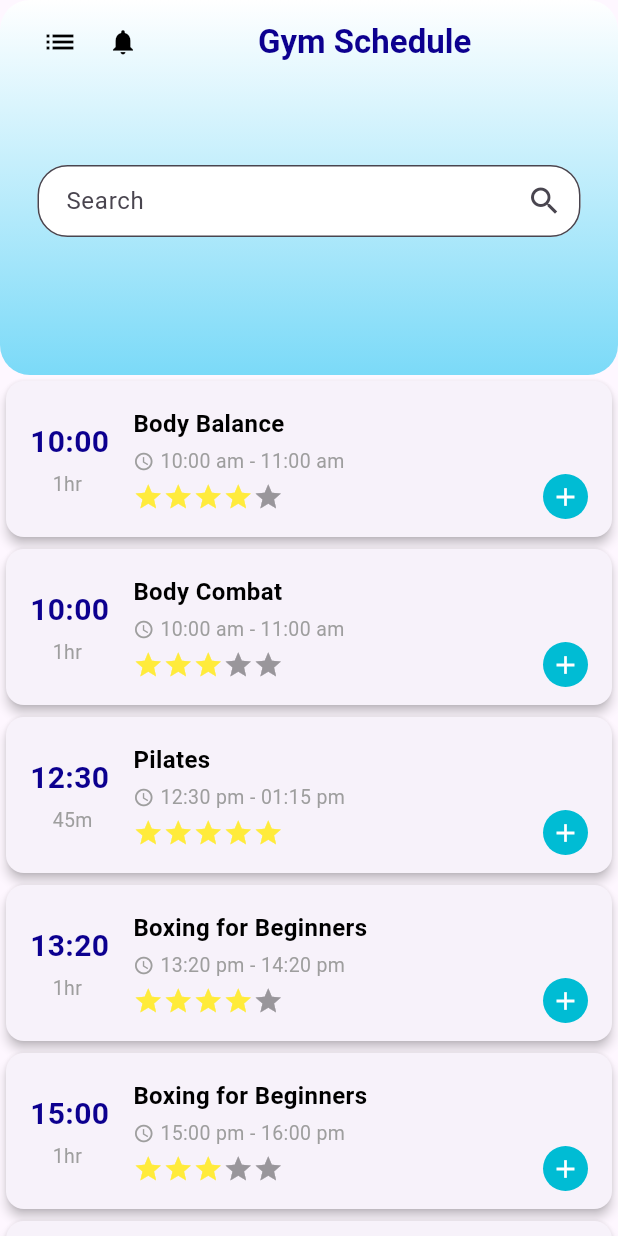
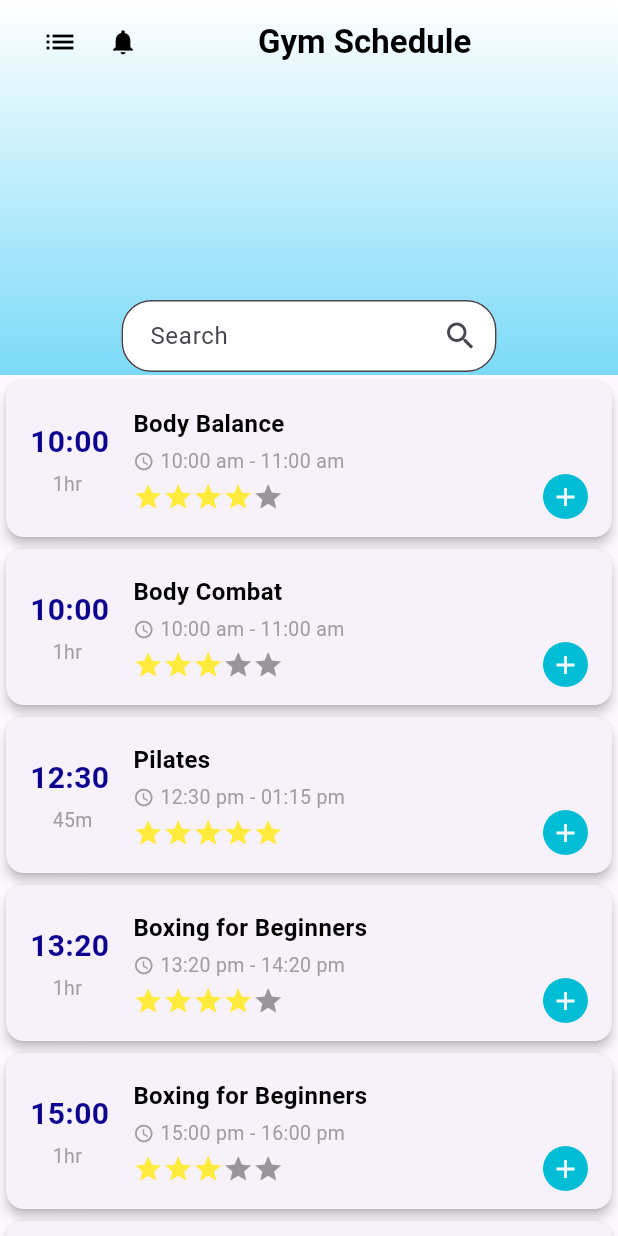
Before and after one commit to RRTeoh/Mobile, a Flutter app: the SearchCourse screen opened directly, on a phone screen of 412 x 824 dp. Run offline on Flutter 3.47's test engine with Material 3 defaults, Android fonts, the phone set to English and light mode, and no system bars; drawn by our look-alikes of flutter_rating_bar; our stand-ins replace percent_indicator.

Commit message:
schedule

```diff
--- a/lib/screens/membership.dart
+++ b/lib/screens/membership.dart
@@ -202,7 +202,7 @@ class _ProfilePageState extends State<ProfilePage> {
               height: double.infinity,
               color: Colors.transparent,
             )
-          )
+          ),
         ],
       ),
     );
--- a/lib/screens/schedule_page.dart
+++ b/lib/screens/schedule_page.dart
@@ -81,7 +81,8 @@ class _SearchCourseState extends State<SearchCourse>
                 style: TextStyle(
                   fontSize: 22,
                   fontWeight: FontWeight.bold,
-                            color: const Color.fromARGB(255, 12, 0, 143)
+                  color: Colors.black,
+                  //color: const Color.fromARGB(255, 12, 0, 143)
                 )
               )
             ],
@@ -100,7 +101,7 @@ class _SearchCourseState extends State<SearchCourse>
                  // 0.9, // blue part
                 //],
               ),
-              borderRadius: BorderRadius.circular(20),
+              //borderRadius: BorderRadius.circular(20),
             ),
               child: Padding(
                 padding: const EdgeInsets.only(left:20, right:20),
@@ -125,28 +126,32 @@ class _SearchCourseState extends State<SearchCourse>
                     //     )
                     //   ],
                     // ),
-                    SizedBox(height: 100),
+                    SizedBox(height: 190),
                     Padding(
                       padding: const EdgeInsets.all(5),
                       child: Column(
                         children: [
-                         TextField(
+                        Center(
+                        child:
+                          Container(
+                            width: 250, // Set your desired width here
+                            child: TextField(
                               onChanged: (value) => _runFilter(value),
                               decoration: InputDecoration(
                                 filled: true,
                                 fillColor: Colors.white,
-                            contentPadding:
-                            const EdgeInsets.symmetric(vertical: 10.0, horizontal: 15),
+                                contentPadding: const EdgeInsets.symmetric(vertical: 5.0, horizontal: 15),
                                 hintText: "Search",
                                 suffixIcon: const Icon(Icons.search),
                                 border: OutlineInputBorder(
                                   borderRadius: BorderRadius.circular(20.0),
-                            )
                                 ),
                               ),
-
-                      ],
+                            ),
+                          ),
                         )
+                        ]
+                      ),
                     ),
                     //const SizedBox(height: 20),
                         // Center(
@@ -339,7 +344,9 @@ class _SearchCourseState extends State<SearchCourse>
           ),
         ),
       //),
-      body: Column(
+      body: Stack(
+      children: [
+        Column(
           children: [
               Expanded(
                 child: Stack(
@@ -662,6 +669,42 @@ class _SearchCourseState extends State<SearchCourse>
                         )
               )
           ]
+        ),
+        // Sliding Settings panel
+        AnimatedPositioned(
+          duration: const Duration(milliseconds: 300),
+          curve: Curves.easeInOut,
+          top: 0,
+          bottom: 0,
+          left: isSettingsOpen ? 0 : -screenWidth * 0.75,
+          child: SizedBox(
+            width: screenWidth * 0.75,
+            child: GestureDetector(
+              onTap: () {}, // absorb taps
+              child: SettingsPanel(
+                onClose: () {
+                  setState(() {
+                    isSettingsOpen = false;
+                  });
+                },
+              ),
+            ),
+          ),
+        ),
+        if(isSettingsOpen)
+        GestureDetector(
+          onTap: (){
+            setState(() {
+              isSettingsOpen = false;
+            });
+          },
+          child: Container(
+            width: double.infinity,
+            height: double.infinity,
+            color: Colors.transparent,
+          )
+        ),
+      ]
       )
     );
   }
```
Lines whose indentation alone changed are shown as unchanged.
